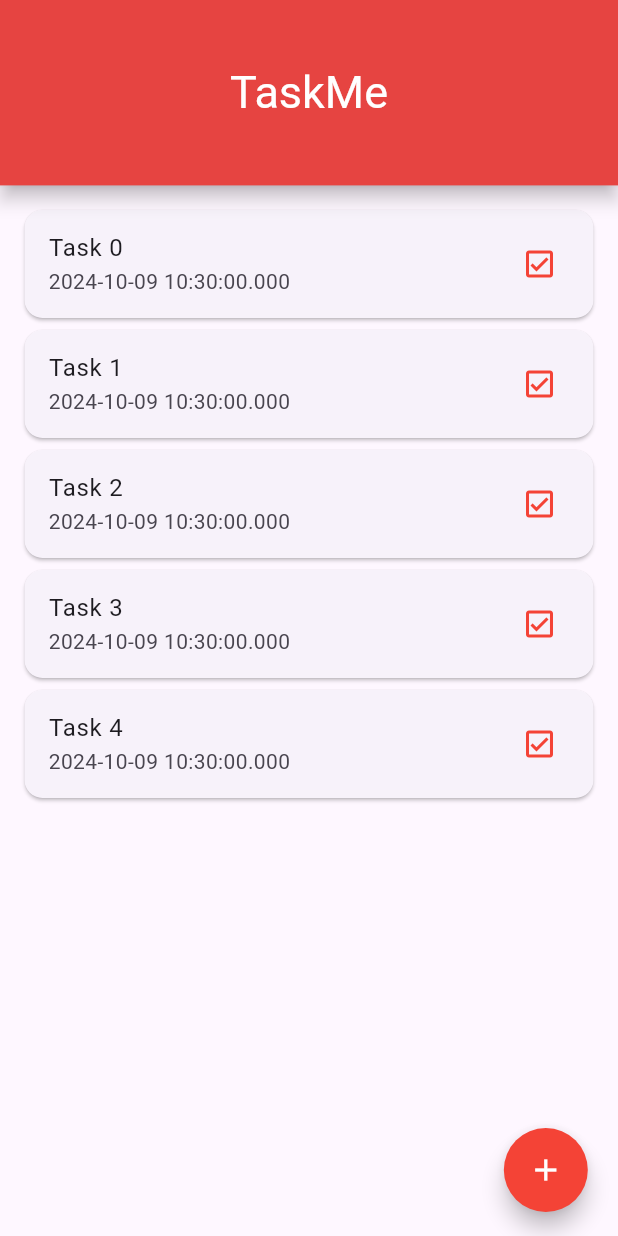
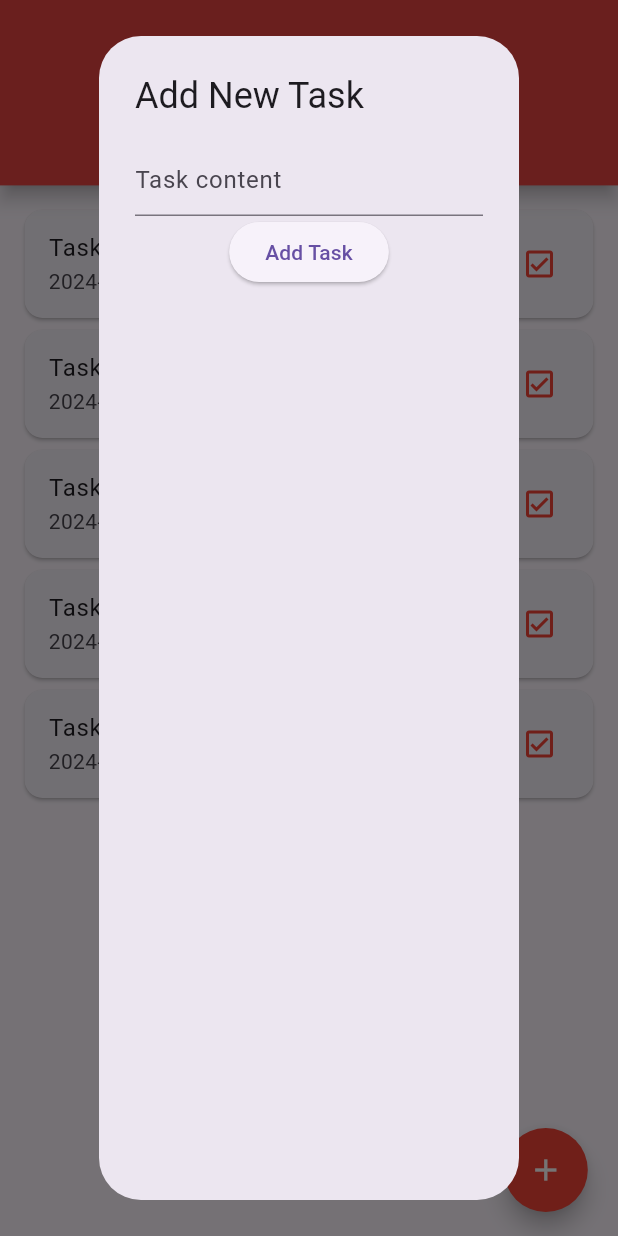
Before and after one commit to Yasitha-Bhanuka/TaskMe-Flutter-App, a Flutter app: the screen it shows after launch, after a tap on the "add" icon, on a phone screen of 412 x 824 dp. Run offline on Flutter 3.47's test engine with Material 3 defaults, Android fonts, the phone set to English and light mode, and no system bars; our stand-ins replace hive_flutter; accounts and stored records are empty.

Commit message:
Make the popUp alert when touched the add button.Basically learn about the how setState is working

```diff
--- a/lib/pages/home_page.dart
+++ b/lib/pages/home_page.dart
@@ -9,11 +9,15 @@ class HomePage extends StatefulWidget {
 
 class _HomePageState extends State<HomePage> {
   late double _deviceWidth, _deviceHeight;
+  String? _newTaskContent;
 
   @override
   Widget build(BuildContext context) {
     _deviceWidth = MediaQuery.of(context).size.width;
     _deviceHeight = MediaQuery.of(context).size.height;
+
+    print("Input value: $_newTaskContent");
+
     return SafeArea(
       child: Scaffold(
         appBar: AppBar(
@@ -60,8 +64,39 @@ class _HomePageState extends State<HomePage> {
       shape: RoundedRectangleBorder(
         borderRadius: BorderRadius.circular(50.0),
       ),
-      onPressed: () {},
+      onPressed: _displayTaskPopup,
       child: const Icon(Icons.add, color: Colors.white),
     );
   }
+
+  void _displayTaskPopup() {
+    showDialog(
+        context: context,
+        builder: (BuildContext _context) {
+          return AlertDialog(
+            title: const Text('Add New Task'),
+            content: Column(
+              children: [
+                TextField(
+                  onChanged: (value) {
+                    setState(() {
+                      _newTaskContent = value;
+                    });
+                  },
+                  decoration: const InputDecoration(
+                    hintText: 'Task content',
+                  ),
+                ),
+                ElevatedButton(
+                  onPressed: () {
+                    print("New task content: $_newTaskContent");
+                    Navigator.of(_context).pop();
+                  },
+                  child: const Text('Add Task'),
+                ),
+              ],
+            ),
+          );
+        });
+  }
 }
```
